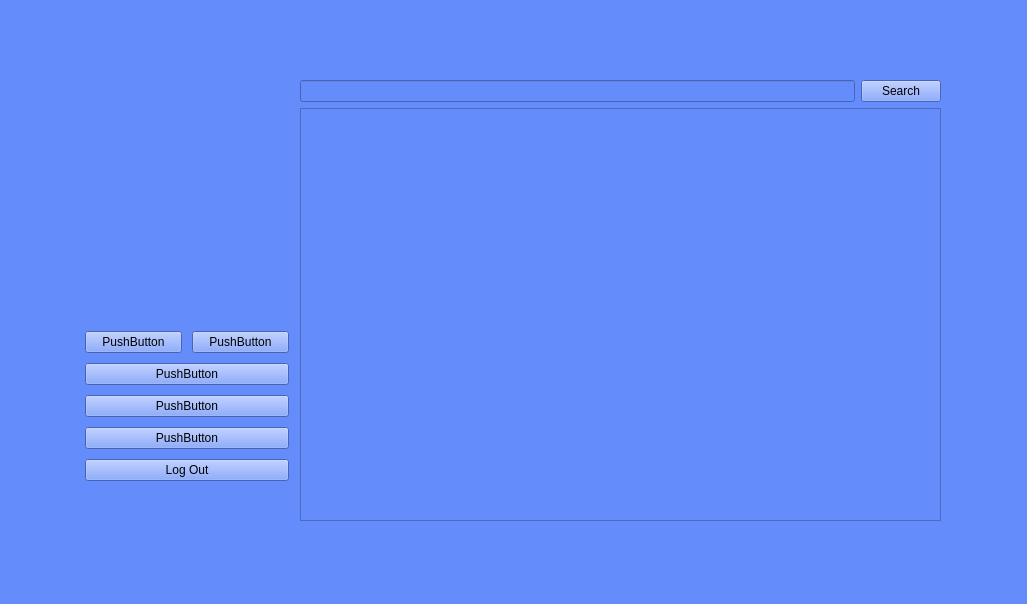
TIS2023-FMFI/pracovne-instrukcie, file src/app/ui/main_window.ui: the form before one commit.
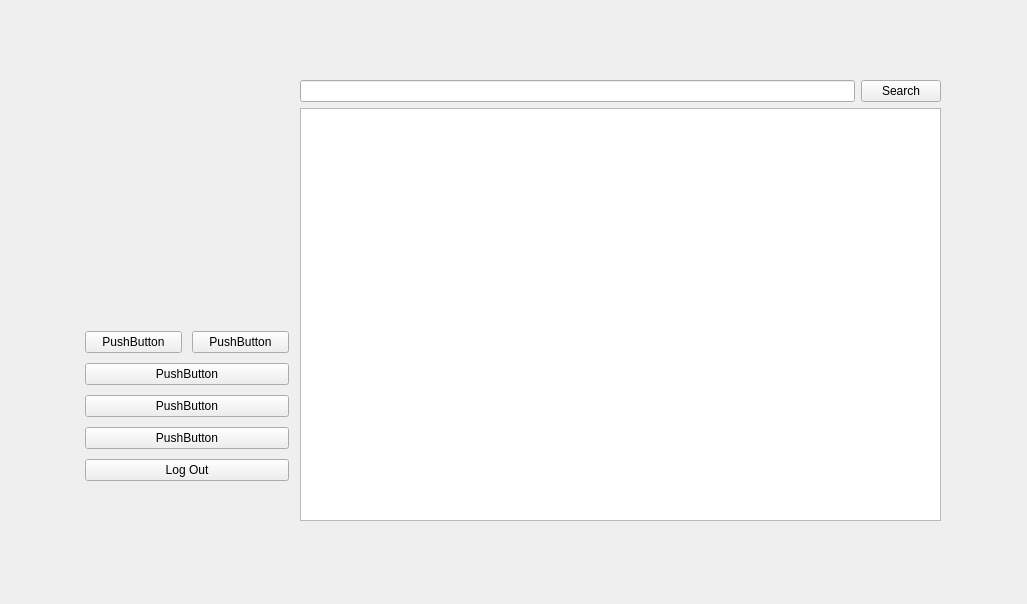
The form after the commit. Icons and pictures are not drawn.

Commit message: remove all styles from  files

The edit to the form file:
```diff
--- a/src/app/ui/main_window.ui
+++ b/src/app/ui/main_window.ui
@@ -14,9 +14,9 @@
             <string>Main</string>
         </property>
         <property name="styleSheet">
-            <string notr="true">background-color: rgb(100, 140, 250);</string>
+            <string notr="true"/>
         </property>
-        <widget class="QWidget" name="">
+        <widget class="QWidget" name="layoutWidget">
             <property name="geometry">
                 <rect>
                     <x>0</x>
@@ -140,10 +140,17 @@
                         <item>
                             <layout class="QHBoxLayout" name="upper_search">
                                 <item>
-                                    <widget class="QLineEdit" name="search_bar"/>
+                                    <widget class="QLineEdit" name="search_bar">
+                                        <property name="styleSheet">
+                                            <string notr="true"/>
+                                        </property>
+                                    </widget>
                                 </item>
                                 <item>
                                     <widget class="QPushButton" name="search_button">
+                                        <property name="styleSheet">
+                                            <string notr="true"/>
+                                        </property>
                                         <property name="text">
                                             <string>Search</string>
                                         </property>
```
The commit also changes 2 other files.
